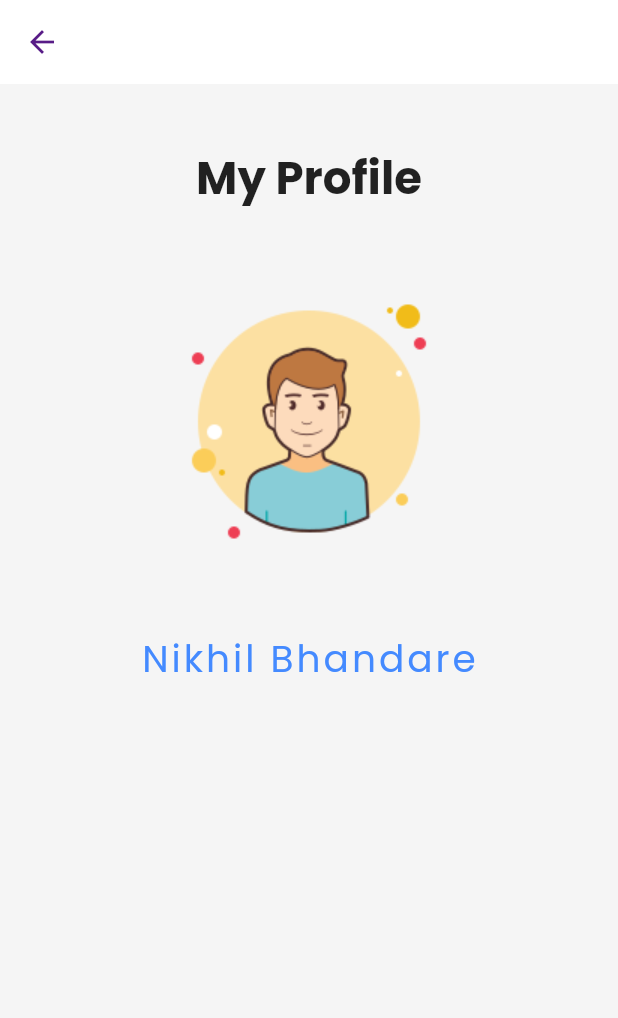
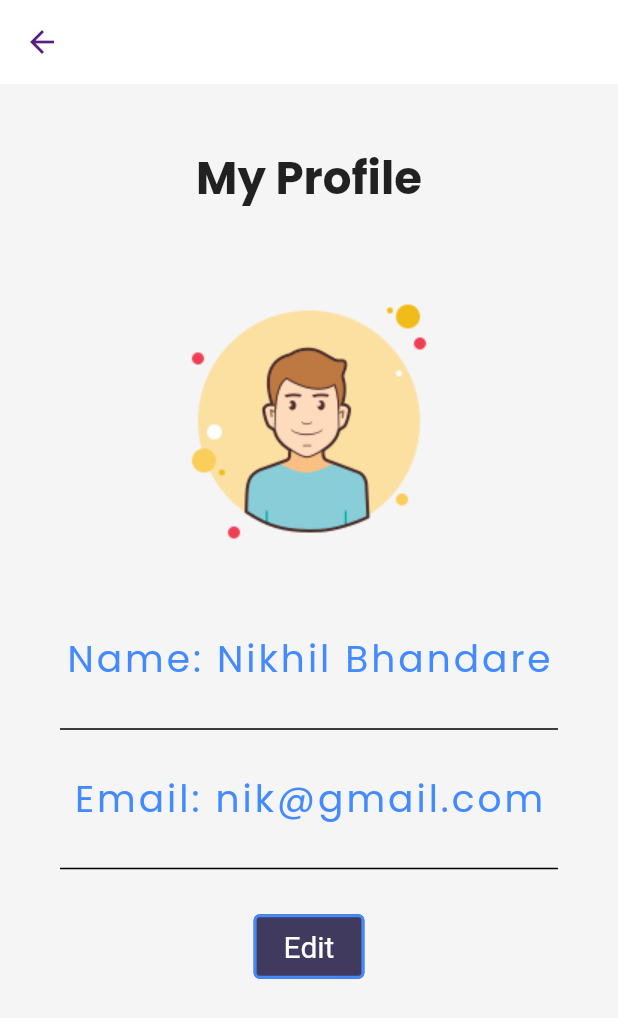
Before and after one commit to nik8424/FlutterApp, a Flutter app: the Myprofile screen opened by its route, on a phone screen of 412 x 824 dp. Shown: the top 1018 px of the screen. Run offline on Flutter 3.47's test engine with Material 2 defaults, Android fonts, the phone set to English and light mode, and no system bars; drawn by our look-alikes of velocity_x; our stand-ins replace flutter_svg, google_fonts, youtube_player_flutter; missing offline and left inert: flutter_windowmanager; network calls fail.

Commit message:
day 28 completed

```diff
--- a/lib/main.dart
+++ b/lib/main.dart
@@ -5,7 +5,6 @@ import 'package:flutter_application_1/pages/home_main.dart';
 import 'package:flutter_application_1/pages/home_page.dart';
 import 'package:flutter_application_1/pages/login_page.dart';
 import 'package:flutter_application_1/pages/profile_me.dart';
-import 'package:flutter_application_1/pages/video_info.dart';
 import 'package:flutter_application_1/screens/home_screen.dart';
 import 'package:flutter_application_1/utils/routes.dart';
 import 'package:flutter_application_1/widgets/themes.dart';
@@ -39,7 +38,6 @@ class MyApp extends StatelessWidget {
         MyRoutes.homeRoute: (context) => const HomePage(),
         MyRoutes.loginRoute: (context) => const LoginPage(),
         MyRoutes.cartRoute: (context) => const CartPage(),
-        MyRoutes.videoRoute: (context) => const VideoPlayerScreen(),
         MyRoutes.profileRoute: (context) => const Myprofile(),
         MyRoutes.mainhomeRoute: (context) => const MainHome(),
         MyRoutes.youtubeRoute: (context) => const HomeScreen(),
--- a/lib/pages/home_detail_page.dart
+++ b/lib/pages/home_detail_page.dart
@@ -24,9 +24,7 @@ class HomeDetailPage extends StatelessWidget {
           alignment: MainAxisAlignment.spaceBetween,
           buttonPadding: EdgeInsets.zero,
           children: <Widget>[
-            Hero(
-              tag: const HomeScreen(),
-              child: ElevatedButton(
+            ElevatedButton(
               child: const Icon(Icons.play_arrow, size: 40),
               style: ButtonStyle(
                 fixedSize: MaterialStateProperty.all(const Size(120, 50)),
@@ -42,7 +40,6 @@ class HomeDetailPage extends StatelessWidget {
                 context,
                 MaterialPageRoute(
                   builder: (context) => const HomeScreen(),
-                  ),
                 ),
               ),
             ),
--- a/lib/pages/home_page.dart
+++ b/lib/pages/home_page.dart
@@ -28,6 +28,7 @@ class _HomePageState extends State<HomePage> {
     super.initState();
     loadData();
     secureScreen();
+    setState(() {});
   }
 
   loadData() async {
--- a/lib/pages/profile_me.dart
+++ b/lib/pages/profile_me.dart
@@ -8,11 +8,12 @@ class Myprofile extends StatelessWidget {
   @override
   Widget build(BuildContext context) {
     return Scaffold(
+      resizeToAvoidBottomInset: true,
       backgroundColor: context.canvasColor,
       appBar: AppBar(
         iconTheme: const IconThemeData(color: Vx.purple900),
       ),
-      body: SafeArea(
+      body: SingleChildScrollView(
         child: SizedBox(
           //show user profile
           child: Column(
@@ -30,18 +31,62 @@ class Myprofile extends StatelessWidget {
               SizedBox(
                 height: 200,
                 width: 200,
-                child: Image.asset("assets/images/user.png"),
+                child: Hero(
+                    tag: "tag", child: Image.asset("assets/images/user.png")),
               ).p20(),
               const SizedBox(
                 height: 20,
               ),
               const Text(
-                "Nikhil Bhandare",
+                "Name: Nikhil Bhandare",
                 style: TextStyle(
                     fontSize: 25.0,
                     color: Colors.blueAccent,
                     letterSpacing: 2.0,
                     fontWeight: FontWeight.w400),
+              ),
+              const Divider(
+                indent: 20,
+                endIndent: 20,
+                color: Colors.black,
+                thickness: 1.0,
+              ).p20(),
+              const SizedBox(
+                child: Text(
+                  "Email: nik@gmail.com",
+                  style: TextStyle(
+                      fontSize: 25.0,
+                      color: Colors.blueAccent,
+                      letterSpacing: 2.0,
+                      fontWeight: FontWeight.w400),
+                ),
+              ),
+              const Divider(
+                indent: 20,
+                endIndent: 20,
+                color: Colors.black,
+                thickness: 1.0,
+              ).p20(),
+              TextButton(
+                style: TextButton.styleFrom(
+                  side: const BorderSide(
+                    color: Colors.blueAccent,
+                    width: 2.0,
+                  ),
+                  alignment: Alignment.bottomRight,
+                  // ignore: deprecated_member_use
+                  backgroundColor: context.theme.buttonColor,
+                  padding: const EdgeInsets.only(
+                    top: 10,
+                    bottom: 10,
+                    left: 20,
+                    right: 20,
+                  ),
+                  primary: Colors.white,
+                  textStyle: const TextStyle(fontSize: 20),
+                ),
+                onPressed: () {},
+                child: const Text('Edit'),
               ),
             ],
           ),
@@ -50,8 +95,3 @@ class Myprofile extends StatelessWidget {
     );
   }
 }
-
-
-
-//user profile with flutter
-//https://www.youtube.com/watch?v=_XjQ_X_Xz-Q
--- a/lib/screens/home_screen.dart
+++ b/lib/screens/home_screen.dart
@@ -24,7 +24,7 @@ class _HomeScreenState extends State<HomeScreen> {
 
   Future<void> _initChannel() async {
     Channel channel = await APIService.instance
-        .fetchChannel(required, channelId: 'UC8aTjhUIr9XfwTv1xmp5EMQ');
+        .fetchChannel(required, channelId: 'UCEmig2PwKGUmaQ9xzFWJ_xA');
     setState(() {
       _channel = channel;
     });
@@ -91,7 +91,6 @@ class _HomeScreenState extends State<HomeScreen> {
         context,
         MaterialPageRoute(
           builder: (_) => VideoScreen(id: video.id),
-
         ),
       ),
       child: Container(
@@ -179,7 +178,7 @@ class _HomeScreenState extends State<HomeScreen> {
           : Center(
               child: const CircularProgressIndicator(
                 color: Colors.deepPurple,
-              ).centered().expand(),
+              ).centered(),
             ),
     );
   }
--- a/lib/widgets/home_widgets/catalog_header.dart
+++ b/lib/widgets/home_widgets/catalog_header.dart
@@ -11,7 +11,7 @@ class CatalogHeader extends StatelessWidget {
       children: [
         // ignore: deprecated_member_use
         "ECS EDU App".text.xl5.bold.color(context.theme.accentColor).make(),
-        "Trending Videos".text.xl2.make(),
+        "Chapters".text.xl2.make(),
       ],
     );
   }
--- a/lib/widgets/home_widgets/catalog_list.dart
+++ b/lib/widgets/home_widgets/catalog_list.dart
@@ -4,7 +4,6 @@ import 'package:flutter/material.dart';
 import 'package:flutter_application_1/models/cart.dart';
 import 'package:flutter_application_1/models/catalog.dart';
 import 'package:flutter_application_1/pages/home_detail_page.dart';
-import 'package:flutter_application_1/pages/video_info.dart';
 import 'package:flutter_application_1/widgets/home_widgets/add_to_watch.dart';
 import 'package:velocity_x/velocity_x.dart';
 import 'catalog_image.dart';
@@ -62,10 +61,7 @@ class CatalogItem extends StatelessWidget {
               ButtonBar(
                 alignment: MainAxisAlignment.end,
                 buttonPadding: EdgeInsets.zero,
-                children: [
-                  // "\$${catalog.price}".text.bold.xl.make(),
-                  AddToCart(catalog: catalog)
-                ],
+                children: [AddToCart(catalog: catalog)],
               ).pOnly(right: 8.0)
             ],
           ))
--- a/pubspec.yaml
+++ b/pubspec.yaml
@@ -41,7 +41,7 @@ dependencies:
   splashscreen: ^1.2.0
   chewie: ^1.2.2
   url_launcher_web: ^2.0.4
-  audio_video_progress_bar: ^0.9.0
+  audio_video_progress_bar: ^0.10.0
   flutter_staggered_grid_view: ^0.4.1
   flutter_svg: ^0.23.0+1
   youtube_player_flutter: ^8.0.0
```
Also changed, not shown: lib/pages/home_main.dart (+9 -37 lines), lib/pages/login_page.dart (+8 -7 lines), lib/pages/video_info.dart (deleted, +0 -218 lines), lib/screens/video_screen.dart (+6 -5 lines), lib/widgets/item_widget.dart (+0 -8 lines), pubspec.lock, 9 other files. Lines whose indentation alone changed are shown as unchanged.
